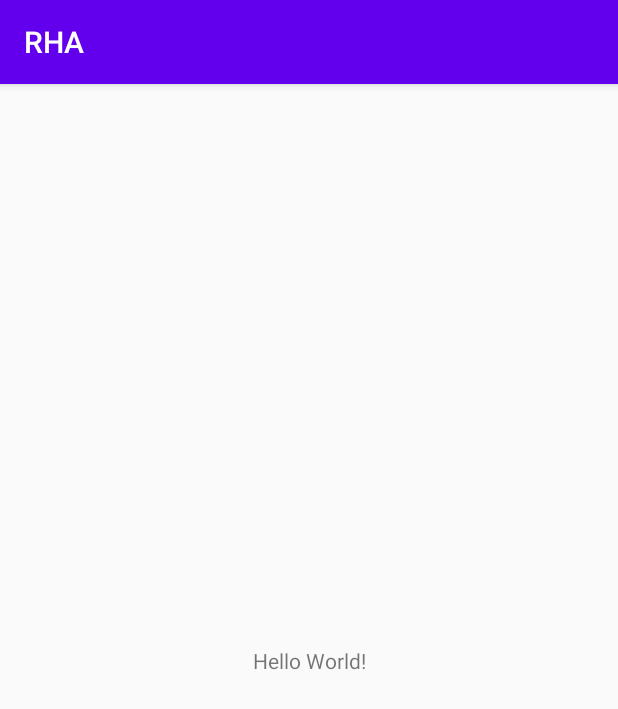
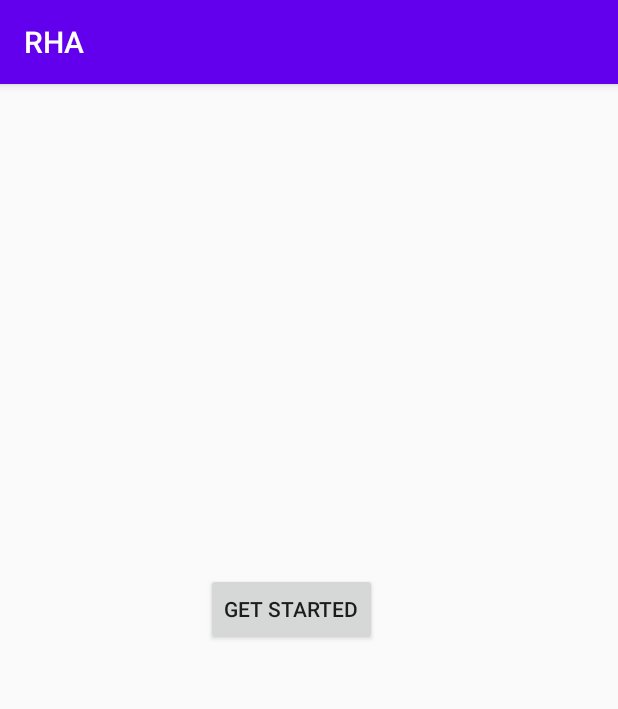
Before and after one commit to TANMOYMAZUMDAR/RHA-Robin-Hood-Army-, an Android app: the screen it shows after launch (MainActivity), on a phone screen of 412 x 824 dp. Shown: the top 709 px of the screen. Run offline under Robolectric (Android 15) with nearby library versions, the phone set to English and light mode, and no system bars.

Commit message:
In progress

```diff
--- a/app/src/main/AndroidManifest.xml
+++ b/app/src/main/AndroidManifest.xml
@@ -9,6 +9,12 @@
         android:roundIcon="@mipmap/ic_launcher_round"
         android:supportsRtl="true"
         android:theme="@style/AppTheme">
+        <activity android:name=".SplashScreen"></activity>
+        <activity android:name=".LoginActivity" />
+        <activity
+            android:name=".HomeActivity"
+            android:label="@string/title_activity_home"
+            android:theme="@style/AppTheme.NoActionBar" />
         <activity android:name=".MainActivity">
             <intent-filter>
                 <action android:name="android.intent.action.MAIN" />
--- a/app/src/main/java/com/example/rha/MainActivity.kt
+++ b/app/src/main/java/com/example/rha/MainActivity.kt
@@ -1,11 +1,25 @@
 package com.example.rha
 
+import android.annotation.SuppressLint
+import android.content.Intent
 import androidx.appcompat.app.AppCompatActivity
 import android.os.Bundle
+import android.widget.Button
 
 class MainActivity : AppCompatActivity() {
+
+
     override fun onCreate(savedInstanceState: Bundle?) {
         super.onCreate(savedInstanceState)
         setContentView(R.layout.activity_main)
+
+        val myBtn=findViewById<Button>(R.id.my_button)
+
+        myBtn.setOnClickListener {
+            val intent=Intent(this,LoginActivity::class.java)
+            startActivity(intent)
+        }
     }
+
+
 }
--- a/app/src/main/res/layout/activity_main.xml
+++ b/app/src/main/res/layout/activity_main.xml
@@ -1,18 +1,23 @@
 <?xml version="1.0" encoding="utf-8"?>
-<androidx.constraintlayout.widget.ConstraintLayout xmlns:android="http://schemas.android.com/apk/res/android"
+<LinearLayout
+    xmlns:android="http://schemas.android.com/apk/res/android"
+    xmlns:tools="http://schemas.android.com/tools"
     xmlns:app="http://schemas.android.com/apk/res-auto"
-    xmlns:tools="http://schemas.android.com/tools"
     android:layout_width="match_parent"
     android:layout_height="match_parent"
     tools:context=".MainActivity">
 
-    <TextView
+    <Button
         android:layout_width="wrap_content"
         android:layout_height="wrap_content"
-        android:text="Hello World!"
-        app:layout_constraintBottom_toBottomOf="parent"
-        app:layout_constraintLeft_toLeftOf="parent"
-        app:layout_constraintRight_toRightOf="parent"
+        android:id="@+id/my_button"
+        android:layout_marginStart="137dp"
+        android:layout_marginTop="326dp"
+        android:layout_marginEnd="159dp"
+        android:text="@string/get_started"
+        app:layout_constraintEnd_toEndOf="parent"
+        app:layout_constraintStart_toStartOf="parent"
         app:layout_constraintTop_toTopOf="parent" />
 
-</androidx.constraintlayout.widget.ConstraintLayout>
+
+</LinearLayout>
--- a/app/src/main/res/values/styles.xml
+++ b/app/src/main/res/values/styles.xml
@@ -7,4 +7,13 @@
         <item name="colorAccent">@color/colorAccent</item>
     </style>
 
+    <style name="AppTheme.NoActionBar">
+        <item name="windowActionBar">false</item>
+        <item name="windowNoTitle">true</item>
+    </style>
+
+    <style name="AppTheme.AppBarOverlay" parent="ThemeOverlay.AppCompat.Dark.ActionBar" />
+
+    <style name="AppTheme.PopupOverlay" parent="ThemeOverlay.AppCompat.Light" />
+
 </resources>
```
Also changed, not shown: app/build.gradle (+14 -0 lines), app/src/main/res/values/strings.xml (+12 -0 lines).
